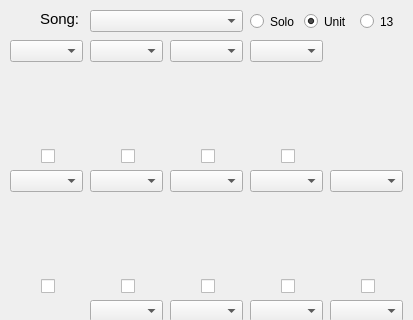
The window that mainwindow.ui (KinoMyu/Million-Live-Quintet-Player) describes before a commit, drawn with Qt 5; both pictures show x 0 to 413 and y 0 to 320 of the 413 by 554 pixel window.
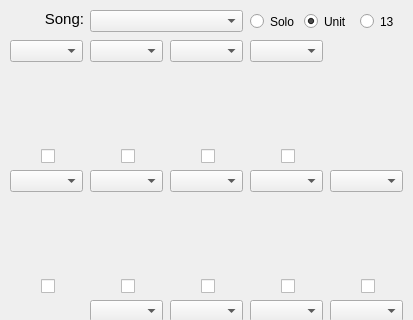
The same window after the commit.

```diff
--- a/mainwindow.ui
+++ b/mainwindow.ui
@@ -511,9 +511,9 @@
    <widget class="QLabel" name="label">
     <property name="geometry">
      <rect>
-      <x>40</x>
+      <x>23</x>
       <y>10</y>
-      <width>50</width>
+      <width>61</width>
       <height>21</height>
      </rect>
     </property>
@@ -530,7 +530,7 @@
      <string>Song:</string>
     </property>
     <property name="alignment">
-     <set>Qt::AlignLeading|Qt::AlignLeft|Qt::AlignTop</set>
+     <set>Qt::AlignRight|Qt::AlignTop|Qt::AlignTrailing</set>
     </property>
    </widget>
    <widget class="QLabel" name="label_2">
```
